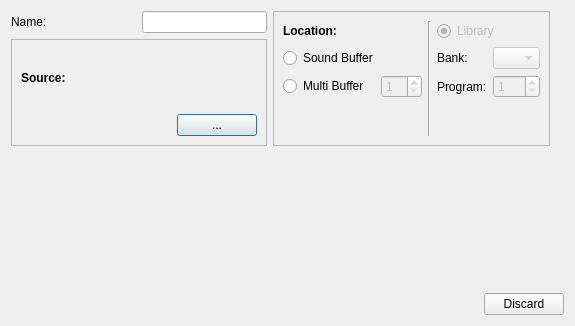
Before: the Qt Designer form bigglesworth/dialogs/summary.ui in MaurizioB/Bigglesworth, drawn with Qt 5.
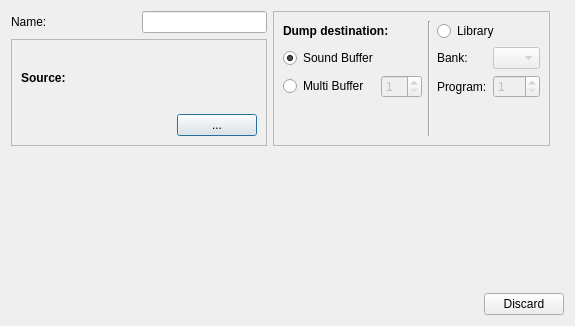
After: the same form once the commit is applied. Custom widgets are drawn as their Qt base class.

Commit message: Sound summary for library, various fixes SysEx import has been refactored and now its sound summary available for library sounds too. Duplex state (both input and output) now allows easier "full" MIDI connection detection. The category combo in the Librarian now correctly shows the available number of sounds for each category. The Librarian interface has been updated, also a bug which caused wrong sound destination editing has been fixed.

Patch:
```diff
--- a/bigglesworth/dialogs/summary.ui
+++ b/bigglesworth/dialogs/summary.ui
@@ -129,14 +129,11 @@
         </item>
         <item row="0" column="4" colspan="2">
          <widget class="QRadioButton" name="library_radio">
-          <property name="enabled">
-           <bool>false</bool>
-          </property>
           <property name="text">
            <string>Library</string>
           </property>
           <property name="checked">
-           <bool>true</bool>
+           <bool>false</bool>
           </property>
           <attribute name="buttonGroup">
            <string notr="true">location_group</string>
@@ -149,7 +146,7 @@
            <string>Sound Buffer</string>
           </property>
           <property name="checked">
-           <bool>false</bool>
+           <bool>true</bool>
           </property>
           <attribute name="buttonGroup">
            <string notr="true">location_group</string>
@@ -159,7 +156,7 @@
         <item row="0" column="0" colspan="3">
          <widget class="QLabel" name="label_2">
           <property name="text">
-           <string>&lt;html&gt;&lt;head/&gt;&lt;body&gt;&lt;p&gt;&lt;span style=&quot; font-weight:600;&quot;&gt;Location:&lt;/span&gt;&lt;/p&gt;&lt;/body&gt;&lt;/html&gt;</string>
+           <string>&lt;html&gt;&lt;head/&gt;&lt;body&gt;&lt;p&gt;&lt;span style=&quot; font-weight:600;&quot;&gt;Dump destination:&lt;/span&gt;&lt;/p&gt;&lt;/body&gt;&lt;/html&gt;</string>
           </property>
          </widget>
         </item>
```
Left out of the diff: 3 changed lines with no effect on the pictures. The commit also changes 9 other files.
